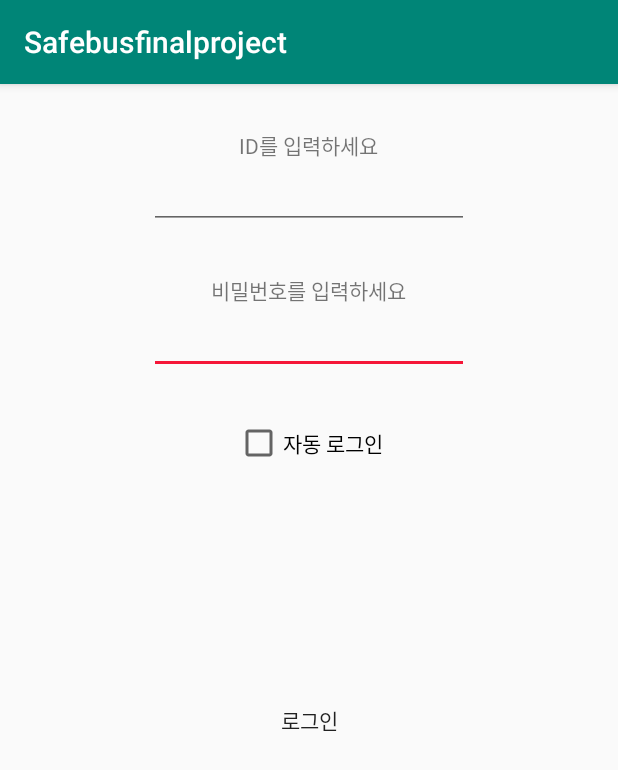
After one commit to ehsehs90/Safebusfinalproject, an Android app: the LoginActivity screen opened directly, with no data from a screen before it, on a phone screen of 412 x 824 dp. The commit adds this screen. Shown: the top 770 px of the screen. Run offline under Robolectric (Android 15) with nearby library versions, the phone set to English and light mode, and no system bars.

Commit message:
settings10

```diff
--- /dev/null
+++ b/app/src/main/java/com/example/safebusfinalproject/LoginActivity.java
@@ -0,0 +1,73 @@
+package com.example.safebusfinalproject;
+
+import androidx.appcompat.app.AppCompatActivity;
+
+import android.content.SharedPreferences;
+import android.os.Bundle;
+import android.view.Menu;
+import android.widget.CheckBox;
+import android.widget.CompoundButton;
+import android.widget.CompoundButton.OnCheckedChangeListener;
+import android.widget.EditText;
+
+public class LoginActivity extends AppCompatActivity {
+
+    @Override
+    protected void onCreate(Bundle savedInstanceState) {
+        super.onCreate(savedInstanceState);
+        setContentView(R.layout.activity_login);
+
+        final EditText input_ID, input_PW;
+        final CheckBox Auto_LogIn;
+
+        SharedPreferences setting;
+         final SharedPreferences.Editor editor;
+
+        input_ID = (EditText) findViewById(R.id.input_ID);
+        input_PW = (EditText) findViewById(R.id.input_PW);
+        Auto_LogIn = (CheckBox) findViewById(R.id.Auto_LogIn);
+
+        setting = getSharedPreferences("setting", 0);
+        editor= setting.edit();
+
+        if(setting.getBoolean("Auto_Login_enabled", false)){
+            input_ID.setText(setting.getString("ID", ""));
+            input_PW.setText(setting.getString("PW", ""));
+            Auto_LogIn.setChecked(true);
+        }
+
+        Auto_LogIn.setOnCheckedChangeListener(new CompoundButton.OnCheckedChangeListener() {
+            @Override
+            public void onCheckedChanged(CompoundButton buttonView, boolean isChecked) {
+                // TODO Auto-generated method stub
+                if(isChecked){
+                    String ID = input_ID.getText().toString();
+                    String PW = input_PW.getText().toString();
+
+                    editor.putString("ID", ID);
+                    editor.putString("PW", PW);
+                    editor.putBoolean("Auto_Login_enabled", true);
+                    editor.commit();
+                }else{
+                    /**
+                     * remove로 지우는것은 부분삭제
+                     * clear로 지우는것은 전체 삭제 입니다
+                     */
+//					editor.remove("ID");
+//					editor.remove("PW");
+//					editor.remove("Auto_Login_enabled");
+                    editor.clear();
+                    editor.commit();
+                }
+            }
+        });
+    }
+
+    @Override
+    public boolean onCreateOptionsMenu(Menu menu) {
+        // Inflate the menu; this adds items to the action bar if it is present.
+        //getMenuInflater().inflate(R.menu.main, menu);
+        return true;
+    }
+
+}
--- a/app/src/main/res/layout/activity_login.xml
+++ b/app/src/main/res/layout/activity_login.xml
@@ -50,4 +50,13 @@
         android:layout_marginTop="30dp"
         android:text="자동 로그인" />
 
+    <Button
+        android:id="@+id/loginrealBtn"
+        android:layout_width="wrap_content"
+        android:layout_height="wrap_content"
+        android:background="@color/투명Button"
+        android:layout_centerHorizontal="true"
+        android:layout_marginTop="400dp"
+        android:text="로그인" />
+
 </RelativeLayout>
--- a/app/src/main/res/layout/activity_seat.xml
+++ b/app/src/main/res/layout/activity_seat.xml
@@ -87,6 +87,7 @@
             android:layout_height="match_parent"
             android:textColor="#fff"
             android:layout_centerInParent="true"
+            android:layout_marginEnd="8dp"
             android:padding="2px"
             android:radius="4dp"
             android:text="뒤로가기" />
@@ -98,6 +99,7 @@
             android:layout_height="match_parent"
             android:textColor="#fff"
             android:layout_centerInParent="true"
+            android:layout_marginEnd="8dp"
             android:padding="2px"
             android:radius="4dp"
             android:text="" />
@@ -109,6 +111,7 @@
             android:layout_height="match_parent"
             android:textColor="#fff"
             android:layout_centerInParent="true"
+            android:layout_marginEnd="8dp"
             android:padding="2px"
             android:radius="4dp"
             android:text="" />
@@ -120,6 +123,7 @@
             android:layout_height="match_parent"
             android:textColor="#fff"
             android:layout_centerInParent="true"
+            android:layout_marginEnd="8dp"
             android:padding="2px"
             android:radius="4dp"
             android:text="" />
--- a/app/src/main/res/values/colors.xml
+++ b/app/src/main/res/values/colors.xml
@@ -1,6 +1,8 @@
 <?xml version="1.0" encoding="utf-8"?>
 <resources>
     <color name="colorPrimary">#008577</color>
-    <color name="colorPrimaryDark">#00574B</color>
-    <color name="colorAccent">#D81B60</color>
+    <color name="colorPrimaryDark">#4EE444</color>
+    <color name="colorAccent">#F51638</color>
+    <color name="Button">#F2FFDE3B</color>
+    <color name = "투명Button">#00ff0000</color>
 </resources>
```
Also changed, not shown: app/build.gradle (+20 -0 lines), app/src/main/AndroidManifest.xml (+11 -1 lines), app/src/main/java/com/example/safebusfinalproject/Login2Activity.java (added, +53 -0 lines), app/src/main/java/com/example/safebusfinalproject/MainActivity.java (+39 -1 lines), app/src/main/java/com/example/safebusfinalproject/RegisterActivity.java (added, +59 -0 lines), app/src/main/java/com/example/safebusfinalproject/SeatActivity.java (added, +14 -0 lines), app/src/main/res/layout/activity_main.xml (+83 -10 lines), app/src/main/res/drawable-v24/safebus.JPG (added).
